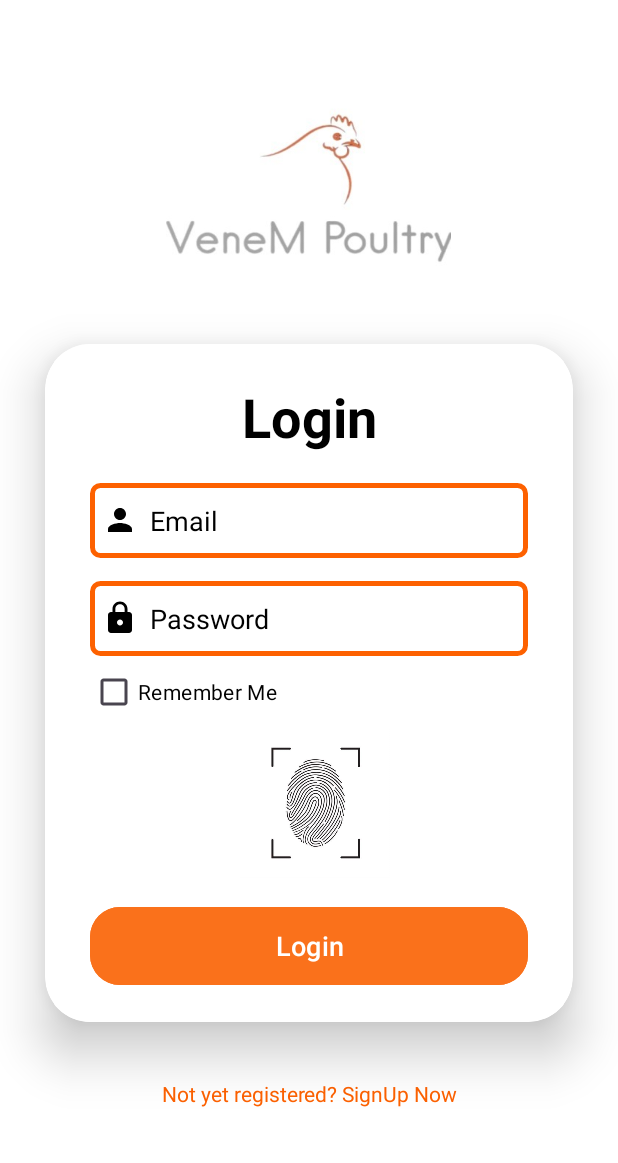
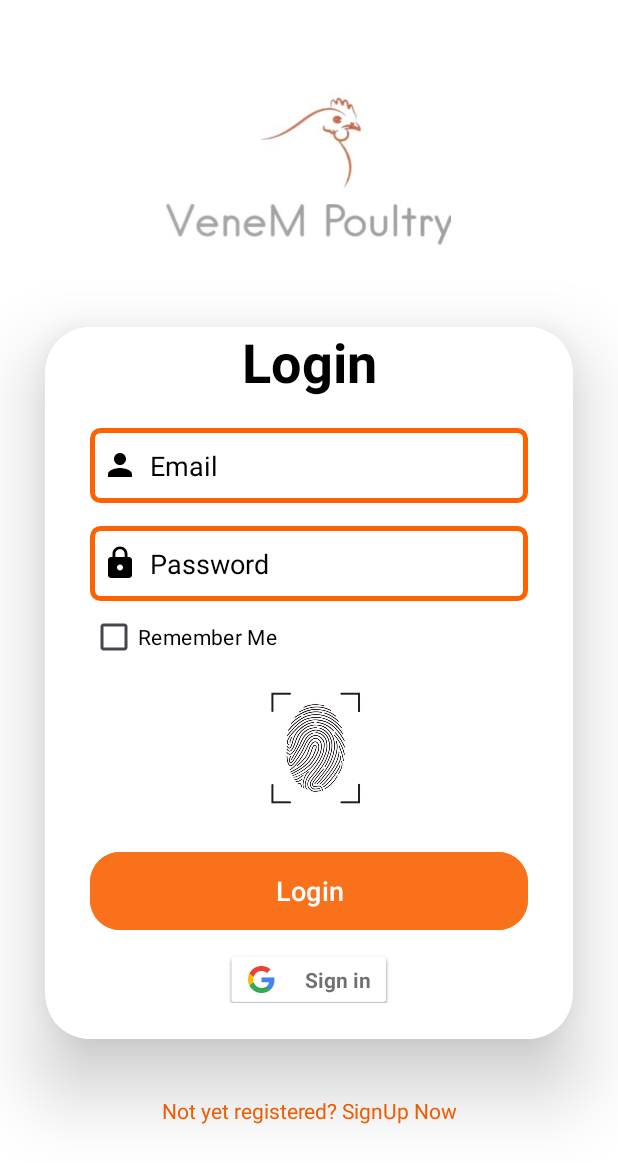
Before and after one commit to ST10041144/VeneM-Poultry-App_XBCAD7319, an Android app: the screen it shows after launch (AuthActivity), on a phone screen of 412 x 824 dp. Shown: the top 1163 px of the screen. Run offline under Robolectric (Android 15) with nearby library versions, the phone set to English and light mode, and no system bars; our stand-ins replace Firebase (no records; nobody signed in at launch, a user with empty details on screens opened directly).

Commit message:
SSO Sign in implemented and works

```diff
--- a/app/build.gradle.kts
+++ b/app/build.gradle.kts
@@ -99,5 +99,8 @@ dependencies {
     // notifications
     implementation ("com.google.firebase:firebase-messaging:23.1.1")
 
+    // Google Sign-In
+    implementation("com.google.android.gms:play-services-auth:20.7.0")
+
 
 }
--- a/app/src/main/AndroidManifest.xml
+++ b/app/src/main/AndroidManifest.xml
@@ -20,6 +20,10 @@
         android:supportsRtl="true"
         android:theme="@style/Theme.VeneMPoultry"
         tools:targetApi="31">
+        <meta-data
+            android:name="com.google.android.gms.appid"
+            android:value="@string/default_Web_Id"/>
+
         <activity
             android:name=".AuthActivity"
             android:exported="true">
--- a/app/src/main/java/com/example/venempoultry/AuthActivity.kt
+++ b/app/src/main/java/com/example/venempoultry/AuthActivity.kt
@@ -11,7 +11,13 @@ import androidx.appcompat.app.AppCompatActivity
 import androidx.biometric.BiometricManager
 import androidx.biometric.BiometricPrompt
 import androidx.core.content.ContextCompat
+import com.google.android.gms.auth.api.signin.GoogleSignIn
+import com.google.android.gms.auth.api.signin.GoogleSignInClient
+import com.google.android.gms.auth.api.signin.GoogleSignInOptions
+import com.google.android.gms.common.SignInButton
+import com.google.android.gms.common.api.ApiException
 import com.google.firebase.auth.FirebaseAuth
+import com.google.firebase.auth.GoogleAuthProvider
 import com.google.firebase.database.DatabaseReference
 import com.google.firebase.database.FirebaseDatabase
 import java.util.concurrent.Executor
@@ -19,12 +25,16 @@ import java.util.concurrent.Executor
 class AuthActivity : AppCompatActivity() {
 
     private lateinit var auth: FirebaseAuth
+    private lateinit var googleSignInClient: GoogleSignInClient
+    private val RC_SIGN_IN = 123
+
     private lateinit var emailEditText: EditText
     private lateinit var passwordEditText: EditText
     private lateinit var signInButton: Button
     private lateinit var registerTextView: TextView
     private lateinit var cbRememberMe: CheckBox
     private lateinit var biometricsButton: ImageView
+    private lateinit var googleSignInButton: SignInButton
 
     private lateinit var sharedPreferences: SharedPreferences
     private lateinit var executor: Executor
@@ -35,7 +45,7 @@ class AuthActivity : AppCompatActivity() {
         super.onCreate(savedInstanceState)
         setContentView(R.layout.activity_auth)
 
-        // Initialize Firebase and UI elements
+        // Initialize Firebase Auth and UI elements
         auth = FirebaseAuth.getInstance()
         sharedPreferences = getSharedPreferences("UserPrefs", Context.MODE_PRIVATE)
 
@@ -45,11 +55,12 @@ class AuthActivity : AppCompatActivity() {
         cbRememberMe = findViewById(R.id.cbRememberMe)
         registerTextView = findViewById(R.id.registerTextView)
         biometricsButton = findViewById(R.id.BiometricsButton)
+        googleSignInButton = findViewById(R.id.sign_in_button)
 
         // Auto-login if "Remember Me" is checked
         autoLogin()
 
-        // Regular login flow
+        // Email/Password login
         signInButton.setOnClickListener {
             val email = emailEditText.text.toString().trim()
             val password = passwordEditText.text.toString().trim()
@@ -67,15 +78,55 @@ class AuthActivity : AppCompatActivity() {
             startActivity(intent)
         }
 
+        // Configure Google Sign-In
+        val gso = GoogleSignInOptions.Builder(GoogleSignInOptions.DEFAULT_SIGN_IN)
+            .requestIdToken(getString(R.string.default_Web_Id))
+            .requestEmail()
+            .build()
+        googleSignInClient = GoogleSignIn.getClient(this, gso)
+
+        // Set Google Sign-In onClickListener
+        googleSignInButton.setOnClickListener {
+            val signInIntent = googleSignInClient.signInIntent
+            startActivityForResult(signInIntent, RC_SIGN_IN)
+        }
+
         // Initialize biometrics
         setupBiometrics()
 
-        // Set biometric login on click
+        // Set biometric login onClickListener
         biometricsButton.setOnClickListener {
             checkBiometricSupportAndAuthenticate()
         }
     }
 
+    override fun onActivityResult(requestCode: Int, resultCode: Int, data: Intent?) {
+        super.onActivityResult(requestCode, resultCode, data)
+        if (requestCode == RC_SIGN_IN) {
+            val task = GoogleSignIn.getSignedInAccountFromIntent(data)
+            try {
+                val account = task.getResult(ApiException::class.java)
+                firebaseAuthWithGoogle(account?.idToken!!)
+            } catch (e: ApiException) {
+                showToast("Google Sign-In failed: ${e.message}")
+            }
+        }
+    }
+
+    private fun firebaseAuthWithGoogle(idToken: String) {
+        val credential = GoogleAuthProvider.getCredential(idToken, null)
+        auth.signInWithCredential(credential)
+            .addOnCompleteListener(this) { task ->
+                if (task.isSuccessful) {
+                    showToast("Google Sign-In Successful")
+                    navigateToDashboard()
+                } else {
+                    showToast("Authentication Failed: ${task.exception?.message}")
+                }
+            }
+    }
+
+    // Retain the original methods below
     private fun setupBiometrics() {
         executor = ContextCompat.getMainExecutor(this)
         biometricPrompt = BiometricPrompt(
@@ -196,11 +247,6 @@ class AuthActivity : AppCompatActivity() {
         }
     }
 }
-
-
-
-
-
 
 
 class RegistrationActivity : AppCompatActivity() {
--- a/app/src/main/res/layout/activity_auth.xml
+++ b/app/src/main/res/layout/activity_auth.xml
@@ -21,12 +21,13 @@
         android:layout_height="wrap_content"
         android:layout_margin="30dp"
         app:cardCornerRadius="30dp"
-        app:cardElevation="20dp"
+        app:cardElevation="30dp"
         android:background="@drawable/custom_edittext">
 
         <LinearLayout
             android:layout_width="340dp"
-            android:layout_height="452dp"
+            android:layout_height="500dp"
+            android:layout_marginTop="-25dp"
             android:layout_gravity="center_horizontal"
             android:background="@color/white"
             android:orientation="vertical"
@@ -100,6 +101,13 @@
                 android:textSize="18sp"
                 app:cornerRadius="20dp" />
 
+            <com.google.android.gms.common.SignInButton
+                android:id="@+id/sign_in_button"
+                android:layout_width="wrap_content"
+                android:layout_height="38dp"
+                android:layout_gravity="center_horizontal"
+                android:layout_marginTop="10dp" />
+
         </LinearLayout>
 
     </androidx.cardview.widget.CardView>
--- a/app/src/main/res/values/strings.xml
+++ b/app/src/main/res/values/strings.xml
@@ -2,6 +2,7 @@
     <string name="app_name">VeneM Poultry</string>
     <string name="welcome_back">Welcome Back!!</string>
     <string name="use_touch_id">Use Touch ID to sign into account</string>
+    <string name="default_Web_Id" translatable="false">203323443652-posnaabpporrlvr9j26oc4p6h581k44u.apps.googleusercontent.com</string>
     <string name="or_use_email_and_password_instead">or use email and password instead.</string>
     <string name="enter_farmer_id">Enter Farmer ID</string>
     <string name="enter_password">Enter Password</string>
```
Also changed, not shown: 1 other file.
